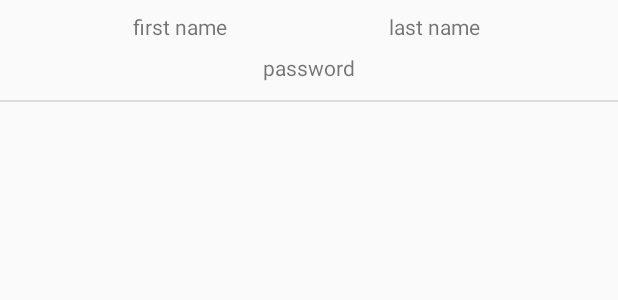
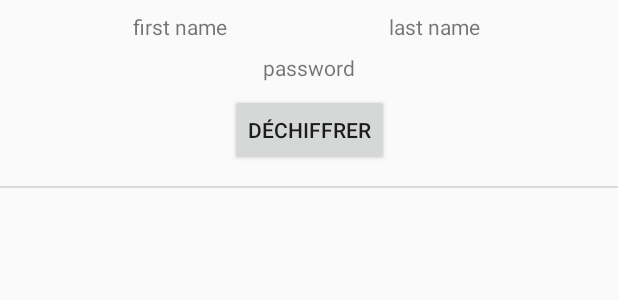
Before and after one commit to Thoril/AndroidSecurityProject, an Android app: the layout user_adapter.xml on its own in the app's theme, with its tools: preview values and no code run, on a phone screen of 412 x 824 dp. Shown: the top 300 px of the screen. Run offline under Robolectric (Android 15) with nearby library versions, the phone set to English and light mode, and no system bars.

Commit message:
Add buton uncrypt

```diff
--- a/AndroidToolBox/app/build.gradle
+++ b/AndroidToolBox/app/build.gradle
@@ -10,7 +10,7 @@ android {
     compileSdkVersion 28
     defaultConfig {
         applicationId "fr.isen.artru.androidtoolbox"
-        minSdkVersion 19
+        minSdkVersion 23
         targetSdkVersion 28
         versionCode 1
         versionName "1.0"
--- a/AndroidToolBox/app/src/main/AndroidManifest.xml
+++ b/AndroidToolBox/app/src/main/AndroidManifest.xml
@@ -40,11 +40,7 @@
         </activity>
         <activity android:name=".CaPinningActivity">
         </activity>
-        <activity android:name=".PaginationActivity">
-        </activity>
         <activity android:name=".WebServicesActivity">
-        </activity>
-        <activity android:name=".PermissionActivity">
         </activity>
         <activity android:name=".SauvegardeActivity">
         </activity>
--- a/AndroidToolBox/app/src/main/java/fr/isen/artru/androidtoolbox/SauvegardeActivity.kt
+++ b/AndroidToolBox/app/src/main/java/fr/isen/artru/androidtoolbox/SauvegardeActivity.kt
@@ -8,6 +8,7 @@ import android.os.Bundle
 import android.security.keystore.KeyGenParameterSpec
 import android.security.keystore.KeyProperties
 import android.support.annotation.RequiresApi
+import android.widget.Toast
 import fr.isen.artru.androidtoolbox.model.database.AppDatabase
 import fr.isen.artru.androidtoolbox.model.database.User
 import kotlinx.android.synthetic.main.activity_sauvegarde.*
@@ -18,7 +19,6 @@ import javax.crypto.KeyGenerator
 
 class SauvegardeActivity : AppCompatActivity() {
 
-    @RequiresApi(Build.VERSION_CODES.M)
     override fun onCreate(savedInstanceState: Bundle?) {
         super.onCreate(savedInstanceState)
         setContentView(R.layout.activity_sauvegarde)
@@ -54,6 +54,7 @@ class SauvegardeActivity : AppCompatActivity() {
             val temp = resources.getIdentifier(firstName.text.toString(), lastName.text.toString(), this.packageName)
             val user = User(firstName.text.toString(), lastName.text.toString(), cypherWrapper.encrypt(password.text.toString(),secretKey, true))
             db.userDao().insertAll(user)
+            Toast.makeText(this,"Informations Enregistrées", Toast.LENGTH_SHORT).show()
         }
 
         display.setOnClickListener {
--- a/AndroidToolBox/app/src/main/res/layout/user_adapter.xml
+++ b/AndroidToolBox/app/src/main/res/layout/user_adapter.xml
@@ -36,6 +36,13 @@
             android:layout_width="match_parent"
             android:layout_height="1dp"
             android:background="?android:attr/listDivider"
-            tools:layout_editor_absoluteX="0dp" app:layout_constraintTop_toBottomOf="@+id/password"
-            android:layout_marginTop="12dp"/>
+            tools:layout_editor_absoluteX="0dp"
+            android:layout_marginTop="13dp" app:layout_constraintTop_toBottomOf="@+id/uncrypt"/>
+    <Button
+            android:text="Déchiffrer"
+            android:layout_width="wrap_content"
+            android:layout_height="wrap_content"
+            android:id="@+id/uncrypt" app:layout_constraintStart_toStartOf="parent" android:layout_marginStart="8dp"
+            app:layout_constraintEnd_toEndOf="parent" android:layout_marginEnd="8dp" android:layout_marginTop="8dp"
+            app:layout_constraintTop_toBottomOf="@+id/password"/>
 </android.support.constraint.ConstraintLayout>
```
Also changed, not shown: AndroidToolBox/app/src/main/java/fr/isen/artru/androidtoolbox/CipherWrapper.kt (+4 -3 lines), AndroidToolBox/app/src/main/java/fr/isen/artru/androidtoolbox/UserAdapter.kt (+34 -0 lines).
